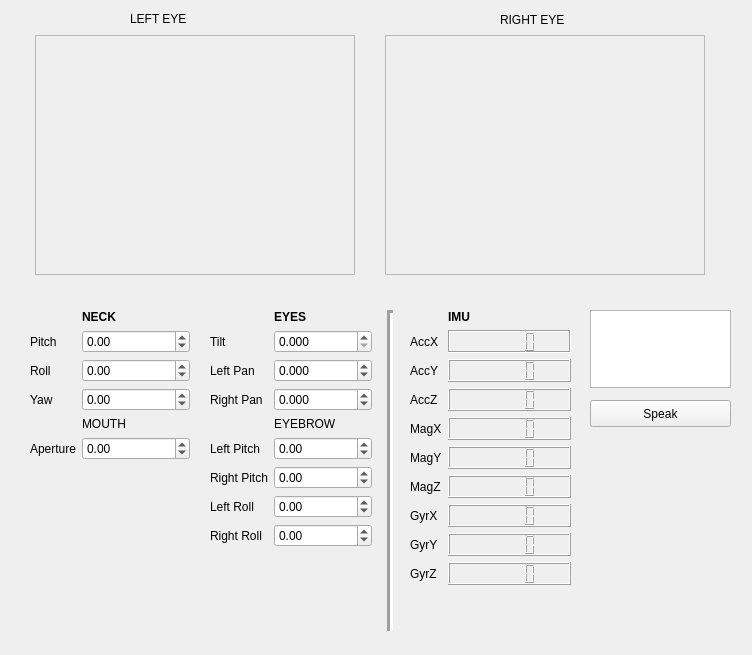
First picture: the form in muecascontrol/src/mainUI.ui, repository robocomp/muecas, before the edit.
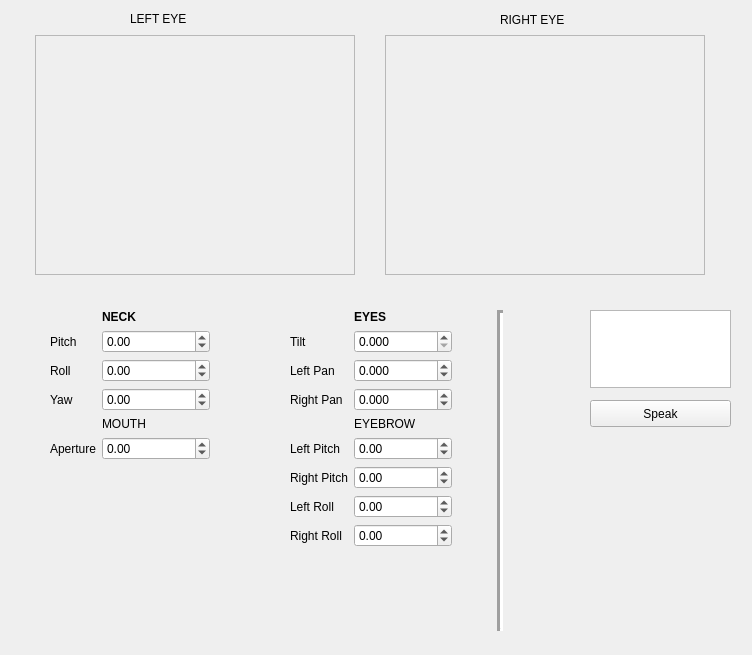
Second picture: the form after the edit.

```diff
--- a/muecascontrol/src/mainUI.ui
+++ b/muecascontrol/src/mainUI.ui
@@ -104,7 +104,7 @@
   <widget class="QWidget" name="formLayoutWidget">
    <property name="geometry">
     <rect>
-     <x>210</x>
+     <x>290</x>
      <y>310</y>
      <width>162</width>
      <height>311</height>
@@ -297,7 +297,7 @@
   <widget class="QWidget" name="formLayoutWidget_2">
    <property name="geometry">
     <rect>
-     <x>30</x>
+     <x>50</x>
      <y>310</y>
      <width>160</width>
      <height>211</height>
@@ -444,7 +444,7 @@
   <widget class="Line" name="line">
    <property name="geometry">
     <rect>
-     <x>380</x>
+     <x>490</x>
      <y>310</y>
      <width>21</width>
      <height>321</height>
@@ -485,201 +485,6 @@
     </rect>
    </property>
   </widget>
-  <widget class="QWidget" name="formLayoutWidget_3">
-   <property name="geometry">
-    <rect>
-     <x>410</x>
-     <y>310</y>
-     <width>161</width>
-     <height>321</height>
-    </rect>
-   </property>
-   <layout class="QFormLayout" name="formLayout_3">
-    <property name="fieldGrowthPolicy">
-     <enum>QFormLayout::AllNonFixedFieldsGrow</enum>
-    </property>
-    <item row="1" column="1">
-     <widget class="QLabel" name="label_23">
-      <property name="font">
-       <font>
-        <weight>75</weight>
-        <bold>true</bold>
-       </font>
-      </property>
-      <property name="text">
-       <string>IMU</string>
-      </property>
-     </widget>
-    </item>
-    <item row="3" column="0">
-     <widget class="QLabel" name="label_15">
-      <property name="text">
-       <string>AccX</string>
-      </property>
-     </widget>
-    </item>
-    <item row="5" column="0">
-     <widget class="QLabel" name="label_16">
-      <property name="text">
-       <string>AccY</string>
-      </property>
-     </widget>
-    </item>
-    <item row="6" column="0">
-     <widget class="QLabel" name="label_20">
-      <property name="text">
-       <string>AccZ</string>
-      </property>
-     </widget>
-    </item>
-    <item row="7" column="0">
-     <widget class="QLabel" name="label_22">
-      <property name="text">
-       <string>MagX</string>
-      </property>
-     </widget>
-    </item>
-    <item row="8" column="0">
-     <widget class="QLabel" name="label_24">
-      <property name="text">
-       <string>MagY</string>
-      </property>
-     </widget>
-    </item>
-    <item row="9" column="0">
-     <widget class="QLabel" name="label_25">
-      <property name="text">
-       <string>MagZ</string>
-      </property>
-     </widget>
-    </item>
-    <item row="10" column="0">
-     <widget class="QLabel" name="label_26">
-      <property name="text">
-       <string>GyrX</string>
-      </property>
-     </widget>
-    </item>
-    <item row="11" column="0">
-     <widget class="QLabel" name="label_27">
-      <property name="text">
-       <string>GyrY</string>
-      </property>
-     </widget>
-    </item>
-    <item row="12" column="0">
-     <widget class="QLabel" name="label_28">
-      <property name="text">
-       <string>GyrZ</string>
-      </property>
-     </widget>
-    </item>
-    <item row="5" column="1">
-     <widget class="QLCDNumber" name="lcdNumberAccY">
-      <property name="font">
-       <font>
-        <weight>75</weight>
-        <bold>true</bold>
-       </font>
-      </property>
-     </widget>
-    </item>
-    <item row="6" column="1">
-     <widget class="QLCDNumber" name="lcdNumberAccZ">
-      <property name="font">
-       <font>
-        <weight>75</weight>
-        <bold>true</bold>
-       </font>
-      </property>
-     </widget>
-    </item>
-    <item row="7" column="1">
-     <widget class="QLCDNumber" name="lcdNumberMagX">
-      <property name="font">
-       <font>
-        <weight>75</weight>
-        <bold>true</bold>
-       </font>
-      </property>
-     </widget>
-    </item>
-    <item row="8" column="1">
-     <widget class="QLCDNumber" name="lcdNumberMagY">
-      <property name="font">
-       <font>
-        <weight>75</weight>
-        <bold>true</bold>
-       </font>
-      </property>
-     </widget>
-    </item>
-    <item row="9" column="1">
-     <widget class="QLCDNumber" name="lcdNumberMagZ">
-      <property name="font">
-       <font>
-        <weight>75</weight>
-        <bold>true</bold>
-       </font>
-      </property>
-     </widget>
-    </item>
-    <item row="10" column="1">
-     <widget class="QLCDNumber" name="lcdNumberGyrX">
-      <property name="font">
-       <font>
-        <weight>75</weight>
-        <bold>true</bold>
-       </font>
-      </property>
-      <property name="segmentStyle">
-       <enum>QLCDNumber::Outline</enum>
-      </property>
-     </widget>
-    </item>
-    <item row="11" column="1">
-     <widget class="QLCDNumber" name="lcdNumberGyrY">
-      <property name="font">
-       <font>
-        <weight>75</weight>
-        <bold>true</bold>
-       </font>
-      </property>
-     </widget>
-    </item>
-    <item row="12" column="1">
-     <widget class="QLCDNumber" name="lcdNumberGyrZ">
-      <property name="font">
-       <font>
-        <weight>75</weight>
-        <bold>true</bold>
-       </font>
-      </property>
-     </widget>
-    </item>
-    <item row="3" column="1">
-     <widget class="QLCDNumber" name="lcdNumberAccX">
-      <property name="font">
-       <font>
-        <pointsize>13</pointsize>
-        <weight>75</weight>
-        <bold>true</bold>
-        <strikeout>true</strikeout>
-       </font>
-      </property>
-      <property name="frameShadow">
-       <enum>QFrame::Sunken</enum>
-      </property>
-      <property name="lineWidth">
-       <number>1</number>
-      </property>
-      <property name="segmentStyle">
-       <enum>QLCDNumber::Outline</enum>
-      </property>
-     </widget>
-    </item>
-   </layout>
-  </widget>
  </widget>
  <resources/>
  <connections/>
```
Left out of the diff: 80 changed lines with no effect on the pictures.
